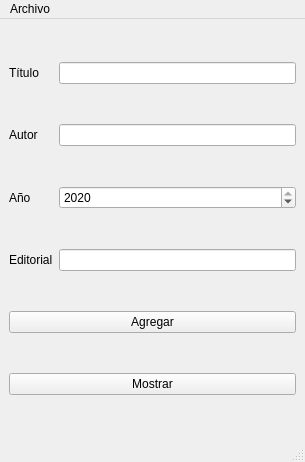
First picture: the form in mainwindow.ui, repository micheldavalos/librosGUI_20A, before the edit.
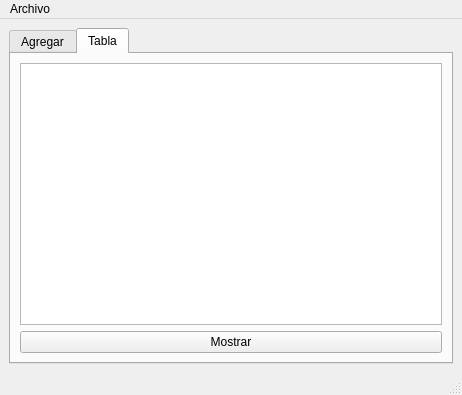
Second picture: the form after the edit. The open tabs and pages were chosen to show the change.

Commit message: se muestra en el plaintext

Patch:
```diff
--- a/mainwindow.ui
+++ b/mainwindow.ui
@@ -6,14 +6,24 @@
    <rect>
     <x>0</x>
     <y>0</y>
-    <width>305</width>
-    <height>462</height>
+    <width>462</width>
+    <height>395</height>
    </rect>
   </property>
   <property name="windowTitle">
    <string>Libros</string>
   </property>
   <widget class="QWidget" name="centralwidget">
+   <layout class="QGridLayout" name="gridLayout_2">
+    <item row="0" column="0">
+     <widget class="QTabWidget" name="tabWidget">
+      <property name="currentIndex">
+       <number>0</number>
+      </property>
+      <widget class="QWidget" name="tab">
+       <attribute name="title">
+        <string>Agregar</string>
+       </attribute>
    <layout class="QGridLayout" name="gridLayout">
     <item row="0" column="0">
      <widget class="QLabel" name="label">
@@ -72,11 +82,35 @@
       </property>
      </widget>
     </item>
-    <item row="5" column="0" colspan="2">
-     <widget class="QPushButton" name="mostrar">
+        <item row="1" column="0">
+         <widget class="QLabel" name="label_2">
+          <property name="text">
+           <string>Autor</string>
+          </property>
+         </widget>
+        </item>
+        <item row="0" column="2" rowspan="6">
+         <widget class="QPlainTextEdit" name="salida"/>
+        </item>
+       </layout>
+      </widget>
+      <widget class="QWidget" name="tab_2">
+       <attribute name="title">
+        <string>Tabla</string>
+       </attribute>
+       <layout class="QGridLayout" name="gridLayout_3">
+        <item row="0" column="0">
+         <widget class="QTableWidget" name="tabla"/>
+        </item>
+        <item row="1" column="0">
+         <widget class="QPushButton" name="mostrar_tabla">
       <property name="text">
        <string>Mostrar</string>
       </property>
+         </widget>
+        </item>
+       </layout>
+      </widget>
      </widget>
     </item>
    </layout>
@@ -86,7 +120,7 @@
     <rect>
      <x>0</x>
      <y>0</y>
-     <width>305</width>
+     <width>462</width>
      <height>22</height>
     </rect>
    </property>
```
Left out of the diff: 60 changed lines with no effect on the pictures. Lines whose indentation alone changed are shown as unchanged. The commit also changes 2 other files.
